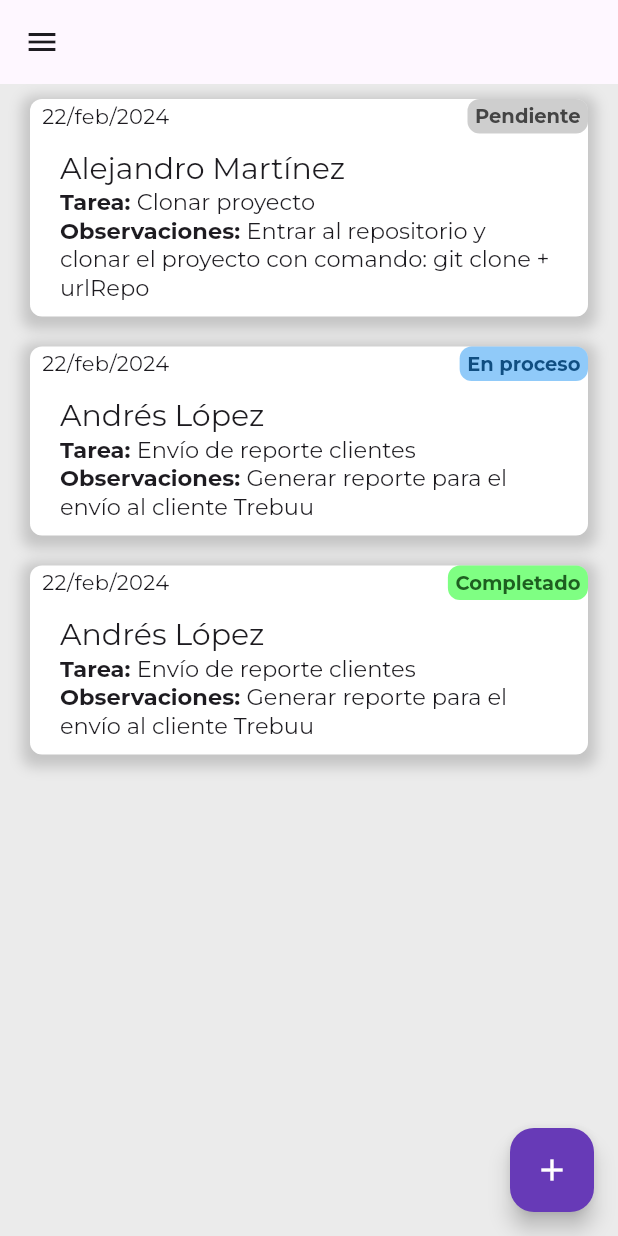
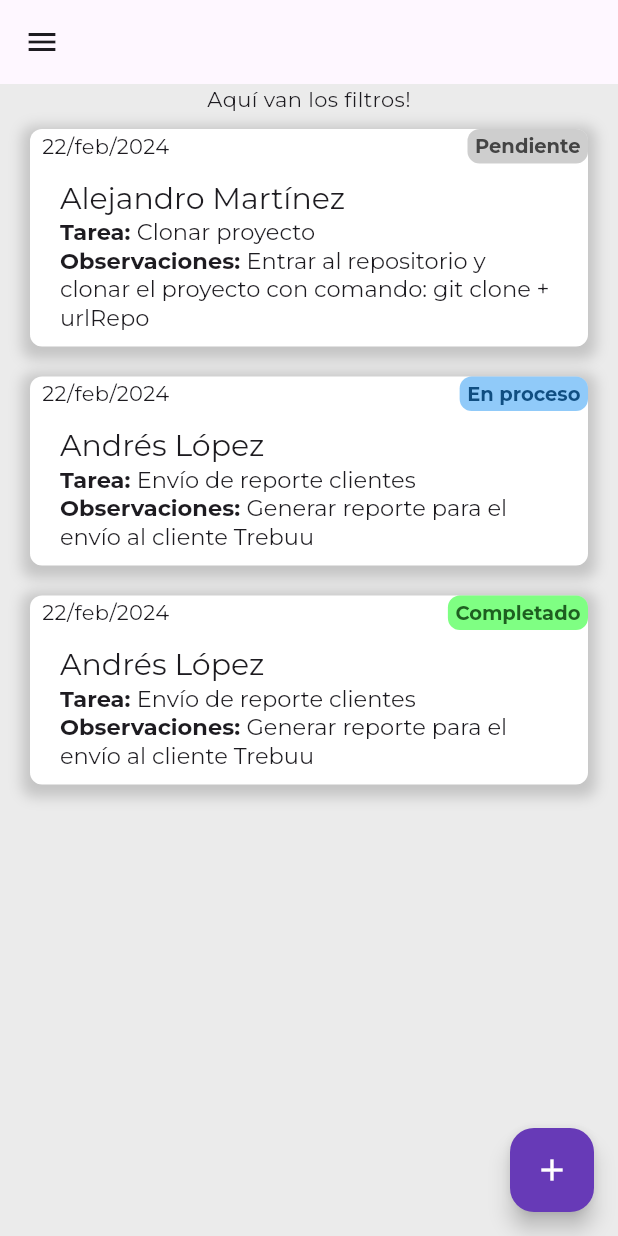
Before and after one commit to stivengm/prueba_senior_flutter, a Flutter app: the HomeScreen screen opened by its route, on a phone screen of 412 x 824 dp. Run offline on Flutter 3.47's test engine with Material 3 defaults, Android fonts, the phone set to English and light mode, and no system bars; our stand-ins replace email_validator, equatable, flutter_bloc, google_fonts.

Commit message:
FIX - Ajuste de nueva tarea agregada.

```diff
--- a/lib/core/blocs/home/home_event.dart
+++ b/lib/core/blocs/home/home_event.dart
@@ -11,3 +11,13 @@ class HandleTask extends HomeEvent {
   final List<TaskModel> taskList;
   const HandleTask(this.taskList);
 }
+
+class AddTask extends HomeEvent {
+  final List<TaskModel> taskList;
+  const AddTask(this.taskList);
+}
+
+class CountRecords extends HomeEvent {
+  final int countRecords;
+  const CountRecords(this.countRecords);
+}
--- a/lib/core/blocs/home/home_state.dart
+++ b/lib/core/blocs/home/home_state.dart
@@ -2,19 +2,23 @@ part of 'home_bloc.dart';
 
 class HomeState extends Equatable {
   final List<TaskModel>? taskList;
+  final int countRecords;
 
   const HomeState({
-    taskList
+    taskList,
+    this.countRecords = 0
   }) : taskList = taskList ?? const [];
 
   HomeState copyWith({
     List<TaskModel>? taskList,
+    int? countRecords
   }) => HomeState(
-    taskList: taskList ?? this.taskList
+    taskList: taskList ?? this.taskList,
+    countRecords: countRecords ?? this.countRecords
   );
 
   @override
-  List<Object?> get props => [ taskList ];
+  List<Object?> get props => [ taskList, countRecords ];
 }
 
 final class HomeInitial extends HomeState {}
--- a/lib/ui/screens/home_screen/home_screen.dart
+++ b/lib/ui/screens/home_screen/home_screen.dart
@@ -12,6 +12,7 @@ class HomeScreen extends StatelessWidget {
   @override
   Widget build(BuildContext context) {
     final scaffoldKey = GlobalKey<ScaffoldState>();
+    Size media = MediaQuery.of(context).size;
 
     return BlocBuilder<HomeBloc, HomeState>(
       builder: (context, state) {
@@ -26,10 +27,23 @@ class HomeScreen extends StatelessWidget {
                 1+1;
               });
             },
-            child: ListView.builder(
-              itemCount: state.taskList!.length,
-              itemBuilder: (context, i) => ItemCardTask(task: state.taskList![i])
-            ),
+            child: SingleChildScrollView(
+              child: Column(
+                children: [
+                  const Text("Aquí van los filtros!"),
+                  SizedBox(
+                    height: media.height * 1,
+                    width: double.infinity,
+                    child: ListView.builder(
+                      shrinkWrap: true,
+                      physics: const BouncingScrollPhysics(),
+                      itemCount: state.taskList!.length,
+                      itemBuilder: (context, i) => ItemCardTask(task: state.taskList![i])
+                    ),
+                  ),
+                ],
+              ),
+            )
           ),
           floatingActionButton: FloatingActionButton(
             backgroundColor: primaryColor,
```
Also changed, not shown: lib/core/blocs/home/home_bloc.dart (+11 -4 lines), lib/ui/screens/new_task_screen/new_task_screen.dart (+5 -3 lines).
